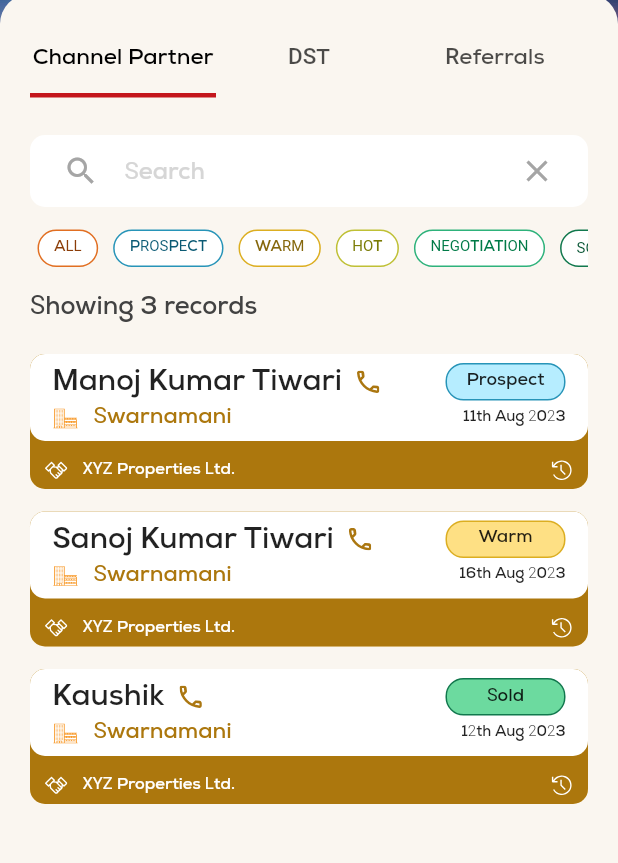
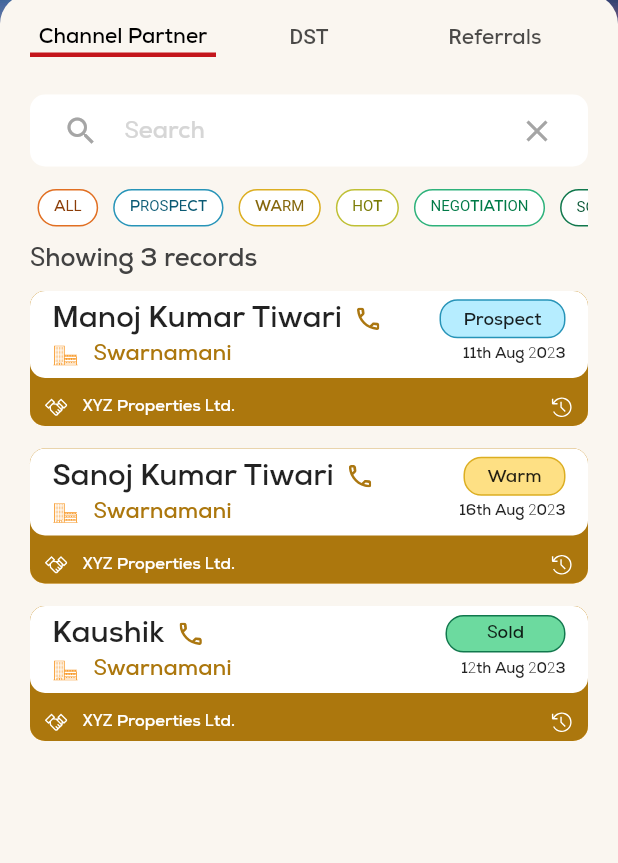
Before and after one commit to vikaspizone/leads, a Flutter app: the screen it shows after launch, on a phone screen of 412 x 824 dp, the part 141-1004 px from its top. Run offline on Flutter 3.47's test engine with Material 2 defaults, Android fonts, the light colour scheme and no system bars; drawn by our look-alikes of flutter_slidable; our stand-ins replace flutter_svg, stacked, stacked_services, stacked_shared.

Commit message:
fix all leads design

```diff
--- a/lib/ui/views/leads/leads_view.dart
+++ b/lib/ui/views/leads/leads_view.dart
@@ -1,11 +1,11 @@
+import 'package:stacked/stacked_annotations.dart';
 import 'package:flutter/material.dart';
-import 'package:leads/ui/common/ui_helpers.dart';
-import 'package:leads/ui/views/leads/leads_view.form.dart';
-import 'package:leads/widgets/input.dart';
-import 'package:leads/widgets/slidable_tile.dart';
 import 'package:stacked/stacked.dart';
-import 'package:stacked/stacked_annotations.dart';
-import 'package:flutter_slidable/flutter_slidable.dart';
+
+import '/ui/common/ui_helpers.dart';
+import '/ui/views/leads/leads_view.form.dart';
+import '/widgets/input.dart';
+import '/widgets/slidable_tile.dart';
 import '../../../widgets/custom_lead_tile.dart';
 import 'leads_viewmodel.dart';
 
@@ -25,7 +25,7 @@ class LeadsView extends StackedView<LeadsViewModel> with $LeadsView {
       length: 3,
       initialIndex: 0,
       child: Scaffold(
-        backgroundColor:const Color.fromARGB(255, 250, 246, 240),
+        backgroundColor: const Color.fromARGB(255, 250, 246, 240),
         body: Stack(
           children: [
             SizedBox(
@@ -76,9 +76,19 @@ class LeadsView extends StackedView<LeadsViewModel> with $LeadsView {
                           padding: EdgeInsets.zero,
                           labelPadding: EdgeInsets.zero,
                           tabs: [
-                            Tab(text: 'Channel Partner'),
-                            Tab(text: 'DST'),
-                            Tab(text: 'Referrals'),
+                            // Tab(
+                            //   child: Text('Channel Partner'),
+                            // ),
+                            // Tab(
+                            //   child: Text('DST'),
+                            // ),
+                            // Tab(
+                            //   child: Text('Referrals'),
+                            // ),
+                            Text('Channel Partner',
+                                style: TextStyle(fontSize: 14)),
+                            Text('DST', style: TextStyle(fontSize: 14)),
+                            Text('Referrals', style: TextStyle(fontSize: 14))
                           ],
                           indicatorWeight: 3,
                           indicatorColor: Color.fromARGB(255, 196, 22, 28),
@@ -136,7 +146,7 @@ class LeadsView extends StackedView<LeadsViewModel> with $LeadsView {
                             },
                           ),
                         ),
-                        verticalSpaceSmall,
+                        verticalSpaceTiny,
                         Container(
                           alignment: Alignment.centerLeft,
                           child: Text(
@@ -152,23 +162,55 @@ class LeadsView extends StackedView<LeadsViewModel> with $LeadsView {
                             itemCount: viewModel.leadsList.length,
                             shrinkWrap: true,
                             physics: const BouncingScrollPhysics(),
-                            padding: const EdgeInsets.symmetric(vertical: 20),
+                            padding: const EdgeInsets.symmetric(vertical: 10),
                             itemBuilder: (context, index) {
                               return Container(
+                                decoration: BoxDecoration(
+                                    borderRadius: BorderRadius.circular(10),
+                                    color: const Color.fromARGB(
+                                        255, 245, 148, 30)),
                                 margin: const EdgeInsets.only(bottom: 15),
                                 child: SlidableTile(
                                   action: [
-                                    SlidableAction(
-                                      onPressed: (context) {},
-                                      borderRadius: const BorderRadius.only(
-                                          topRight: Radius.circular(10),
-                                          bottomRight: Radius.circular(10)),
-                                      backgroundColor: const Color.fromARGB(
-                                          255, 245, 148, 30),
-                                      foregroundColor: Colors.white,
-                                      icon: Icons.add_circle,
-                                      padding: const EdgeInsets.all(5),
-                                      label: 'Follow Up',
+                                    // SlidableAction(
+                                    //   onPressed: (context) {},
+                                    //   borderRadius: const BorderRadius.only(
+                                    //       topRight: Radius.circular(10),
+                                    //       bottomRight: Radius.circular(10)),
+                                    //   backgroundColor: const Color.fromARGB(
+                                    //       255, 245, 148, 30),
+                                    //   foregroundColor: Colors.white,
+                                    //   icon: Icons.add_circle,
+                                    //   padding: const EdgeInsets.all(5),
+                                    //   label: 'Follow Up',
+                                    // ),
+                                    Container(
+                                      decoration: const BoxDecoration(
+                                        color:
+                                            Color.fromARGB(255, 245, 148, 30),
+                                        borderRadius: BorderRadius.only(
+                                            topRight: Radius.circular(10),
+                                            bottomRight: Radius.circular(10)),
+                                      ),
+                                      padding: const EdgeInsets.symmetric(
+                                          horizontal: 10),
+                                      child: const Column(
+                                          crossAxisAlignment:
+                                              CrossAxisAlignment.center,
+                                          mainAxisAlignment:
+                                              MainAxisAlignment.center,
+                                          children: [
+                                            Icon(
+                                              Icons.add_circle,
+                                              color: Colors.white,
+                                            ),
+                                            Text(
+                                              'Follow Up',
+                                              style: TextStyle(
+                                                  color: Colors.white,
+                                                  fontSize: 10),
+                                            )
+                                          ]),
                                     ),
                                   ],
                                   valueKey: index,
--- a/lib/widgets/custom_lead_tile.dart
+++ b/lib/widgets/custom_lead_tile.dart
@@ -139,7 +139,8 @@ class _CustomTileState extends State<CustomTile>
                               height: 15,
                             ),
                             const Expanded(child: SizedBox()),
-                            Container(
+                            widget.status == 'Sold'
+                                ? Container(
                                     width: 80,
                                     height: 25,
                                     alignment: Alignment.center,
@@ -151,7 +152,19 @@ class _CustomTileState extends State<CustomTile>
                                     child: Text(widget.status,
                                         style: const TextStyle(
                                           fontSize: 12,
-                                  )),
+                                        )))
+                                : Container(
+                                    padding: const EdgeInsets.symmetric(
+                                        horizontal: 15),
+                                    alignment: Alignment.center,
+                                    decoration: BoxDecoration(
+                                        color: widget.statusColor,
+                                        borderRadius: BorderRadius.circular(12),
+                                        border: Border.all(
+                                            color: widget.statusBorderColor)),
+                                    child: Text(widget.status,
+                                        style: const TextStyle(
+                                            fontSize: 12, height: 2)),
                                   ),
                           ],
                         ),
@@ -258,10 +271,7 @@ class _CustomTileState extends State<CustomTile>
                           children: [
                             verticalSpaceTiny,
                             SvgPicture.asset(
-                              'assets/all-leads-icons/follow-up-icon.svg',
-                              height: 20,
-                              width: 20,
-                            ),
+                                'assets/all-leads-icons/follow-up-icon.svg'),
                             const Text('Follow Up',
                                 style: TextStyle(
                                     fontSize: 13,
--- a/lib/widgets/slidable_tile.dart
+++ b/lib/widgets/slidable_tile.dart
@@ -16,7 +16,7 @@ class SlidableTile extends StatelessWidget {
     return Slidable(
       key: ValueKey(valueKey),
       endActionPane: ActionPane(
-        extentRatio: (1 / 5) * action.length,
+        extentRatio: (0.95 / 5) * action.length,
         motion: const ScrollMotion(),
         children: action,
       ),
```
Lines whose indentation alone changed are shown as unchanged.
